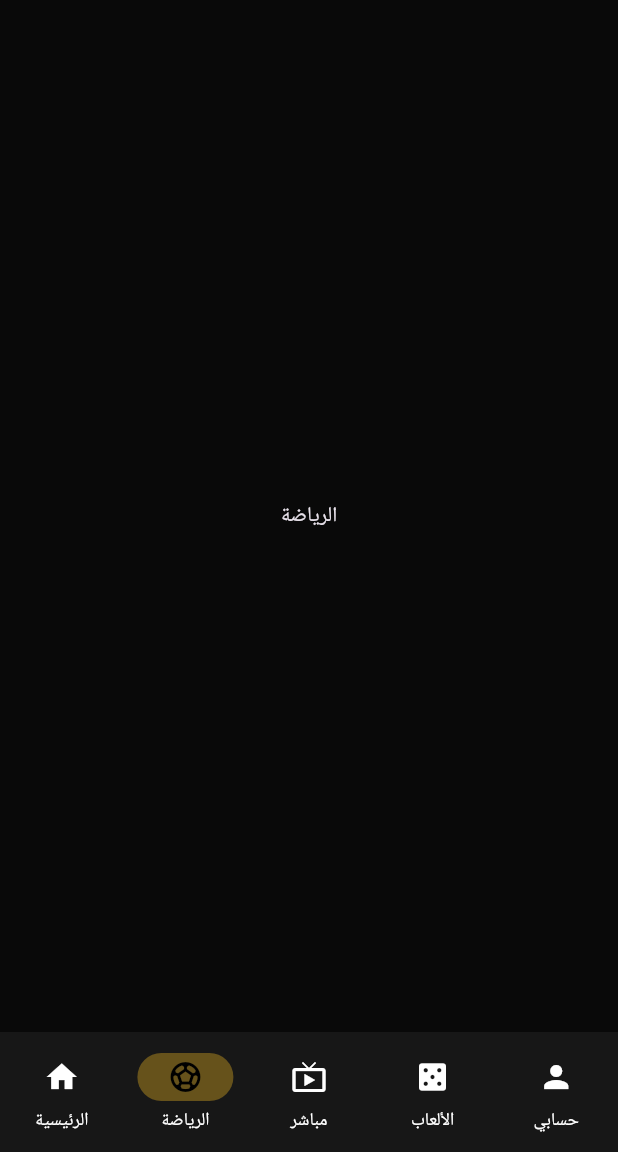
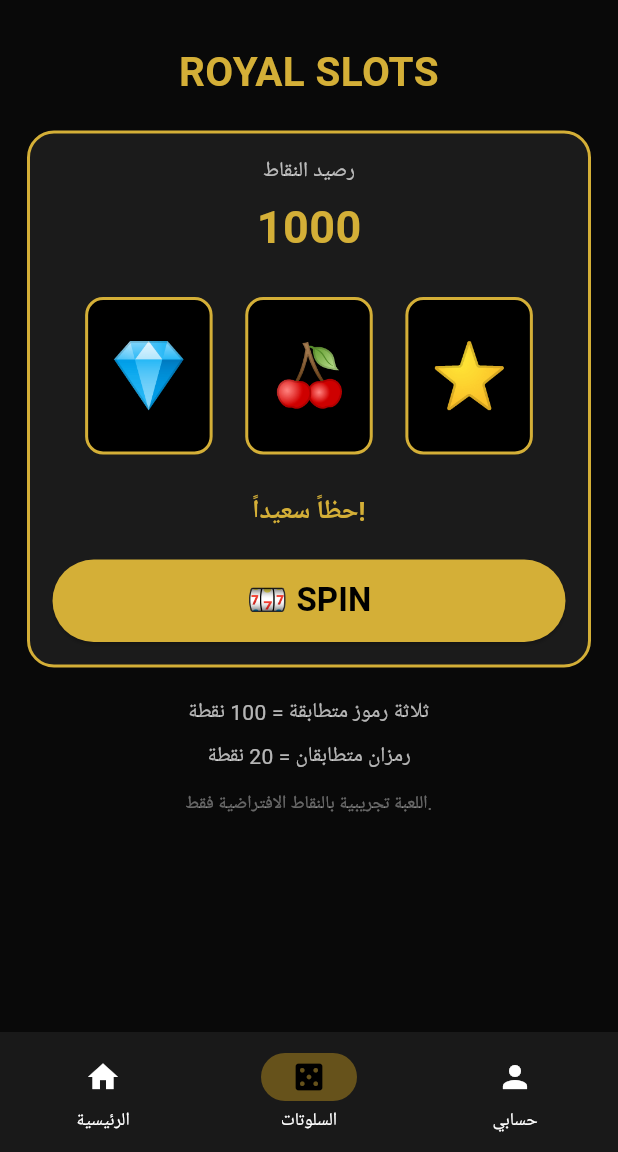
Before and after one commit to sultanswes455-creator/MERO-SMART-TRACK, a Flutter app: the screen it shows after launch, item 2 of the bottom bar chosen, on a phone screen of 412 x 824 dp, the part 84-1236 px from its top. Run offline on Flutter 3.47's test engine with Material 3 defaults, Android fonts, the phone set to English and light mode, and no system bars.

Commit message:
Refactor app structure and update UI components

```diff
--- a/lib/main.dart
+++ b/lib/main.dart
@@ -1,8 +1,13 @@
+
+import 'dart:math';
 import 'package:flutter/material.dart';
 
 void main() {
   runApp(const RoyalJackpotApp());
 }
+
+const gold = Color(0xFFD4AF37);
+const black = Color(0xFF090909);
 
 class RoyalJackpotApp extends StatelessWidget {
   const RoyalJackpotApp({super.key});
@@ -13,33 +18,28 @@ class RoyalJackpotApp extends StatelessWidget {
       debugShowCheckedModeBanner: false,
       title: 'ROYAL JACKPOT',
       theme: ThemeData.dark().copyWith(
-        scaffoldBackgroundColor: const Color(0xFF090909),
-        colorScheme: const ColorScheme.dark(
-          primary: Color(0xFFD4AF37),
-          secondary: Color(0xFFFFD700),
-        ),
+        scaffoldBackgroundColor: black,
+        colorScheme: const ColorScheme.dark(primary: gold),
       ),
-      home: const HomePage(),
+      home: const MainPage(),
     );
   }
 }
 
-class HomePage extends StatefulWidget {
-  const HomePage({super.key});
+class MainPage extends StatefulWidget {
+  const MainPage({super.key});
 
   @override
-  State<HomePage> createState() => _HomePageState();
+  State<MainPage> createState() => _MainPageState();
 }
 
-class _HomePageState extends State<HomePage> {
-  int page = 0;
+class _MainPageState extends State<MainPage> {
+  int selected = 0;
 
   final pages = const [
-    HomeContent(),
-    Center(child: Text('الرياضة')),
-    Center(child: Text('المباريات المباشرة')),
-    Center(child: Text('الألعاب الترفيهية')),
-    Center(child: Text('حسابي')),
+    HomeScreen(),
+    SlotsScreen(),
+    AccountScreen(),
   ];
 
   @override
@@ -51,19 +51,19 @@ class _HomePageState extends State<HomePage> {
         title: const Text(
           'ROYAL JACKPOT',
           style: TextStyle(
-            color: Color(0xFFD4AF37),
+            color: gold,
             fontWeight: FontWeight.bold,
             letterSpacing: 2,
           ),
         ),
       ),
-      body: pages[page],
+      body: pages[selected],
       bottomNavigationBar: NavigationBar(
-        backgroundColor: const Color(0xFF171717),
+        backgroundColor: const Color(0xFF191919),
         indicatorColor: const Color(0xFF66521B),
-        selectedIndex: page,
-        onDestinationSelected: (value) {
-          setState(() => page = value);
+        selectedIndex: selected,
+        onDestinationSelected: (i) {
+          setState(() => selected = i);
         },
         destinations: const [
           NavigationDestination(
@@ -71,16 +71,8 @@ class _HomePageState extends State<HomePage> {
             label: 'الرئيسية',
           ),
           NavigationDestination(
-            icon: Icon(Icons.sports_soccer),
-            label: 'الرياضة',
-          ),
-          NavigationDestination(
-            icon: Icon(Icons.live_tv),
-            label: 'مباشر',
-          ),
-          NavigationDestination(
             icon: Icon(Icons.casino),
-            label: 'الألعاب',
+            label: 'السلوتات',
           ),
           NavigationDestination(
             icon: Icon(Icons.person),
@@ -92,56 +84,254 @@ class _HomePageState extends State<HomePage> {
   }
 }
 
-class HomeContent extends StatelessWidget {
-  const HomeContent({super.key});
+class HomeScreen extends StatelessWidget {
+  const HomeScreen({super.key});
+
+  @override
+  Widget build(BuildContext context) {
+    return Center(
+      child: Column(
+        mainAxisAlignment: MainAxisAlignment.center,
+        children: const [
+          Icon(Icons.emoji_events, color: gold, size: 90),
+          SizedBox(height: 20),
+          Text(
+            'مرحباً بك في ROYAL JACKPOT',
+            textAlign: TextAlign.center,
+            style: TextStyle(
+              color: gold,
+              fontSize: 23,
+              fontWeight: FontWeight.bold,
+            ),
+          ),
+          SizedBox(height: 12),
+          Text(
+            'عالم الألعاب والترفيه',
+            style: TextStyle(color: Colors.white70),
+          ),
+          SizedBox(height: 25),
+          Text(
+            'انتقل إلى قسم السلوتات وابدأ اللعب',
+            style: TextStyle(color: Colors.white),
+          ),
+        ],
+      ),
+    );
+  }
+}
+
+class SlotsScreen extends StatefulWidget {
+  const SlotsScreen({super.key});
+
+  @override
+  State<SlotsScreen> createState() => _SlotsScreenState();
+}
+
+class _SlotsScreenState extends State<SlotsScreen> {
+  final random = Random();
+
+  final symbols = ['💎', '🍒', '7️⃣', '⭐', '🍀', '🔔'];
+
+  List<String> reels = ['💎', '🍒', '⭐'];
+
+  int points = 1000;
+  bool spinning = false;
+  String message = 'حظاً سعيداً!';
+
+  Future<void> spin() async {
+    if (spinning) return;
+
+    if (points < 10) {
+      setState(() => message = 'لا توجد نقاط كافية!');
+      return;
+    }
+
+    setState(() {
+      spinning = true;
+      points -= 10;
+      message = 'تدور البكرات...';
+    });
+
+    for (int i = 0; i < 15; i++) {
+      await Future.delayed(const Duration(milliseconds: 110));
+
+      if (!mounted) return;
+
+      setState(() {
+        reels = List.generate(
+          3,
+          (_) => symbols[random.nextInt(symbols.length)],
+        );
+      });
+    }
+
+    int reward = 0;
+
+    if (reels[0] == reels[1] && reels[1] == reels[2]) {
+      reward = 100;
+    } else if (reels[0] == reels[1] ||
+        reels[1] == reels[2] ||
+        reels[0] == reels[2]) {
+      reward = 20;
+    }
+
+    setState(() {
+      points += reward;
+      spinning = false;
+
+      if (reward == 100) {
+        message = '🎉 JACKPOT! ربحت 100 نقطة!';
+      } else if (reward == 20) {
+        message = 'مبروك! ربحت 20 نقطة!';
+      } else {
+        message = 'حاول مرة أخرى!';
+      }
+    });
+  }
 
   @override
   Widget build(BuildContext context) {
     return ListView(
-      padding: const EdgeInsets.all(20),
+      padding: const EdgeInsets.all(18),
       children: [
-        const SizedBox(height: 25),
-        const Icon(
-          Icons.emoji_events,
-          color: Color(0xFFD4AF37),
-          size: 85,
-        ),
-        const SizedBox(height: 15),
+        const SizedBox(height: 10),
         const Text(
-          'مرحباً بك في ROYAL JACKPOT',
+          'ROYAL SLOTS',
           textAlign: TextAlign.center,
           style: TextStyle(
-            color: Color(0xFFFFD700),
-            fontSize: 23,
+            color: gold,
+            fontSize: 27,
             fontWeight: FontWeight.bold,
           ),
         ),
+        const SizedBox(height: 20),
+        Container(
+          padding: const EdgeInsets.all(15),
+          decoration: BoxDecoration(
+            color: const Color(0xFF1B1B1B),
+            border: Border.all(color: gold, width: 2),
+            borderRadius: BorderRadius.circular(18),
+          ),
+          child: Column(
+            children: [
+              const Text(
+                'رصيد النقاط',
+                style: TextStyle(color: Colors.white70),
+              ),
+              const SizedBox(height: 5),
+              Text(
+                '$points',
+                style: const TextStyle(
+                  color: gold,
+                  fontSize: 30,
+                  fontWeight: FontWeight.bold,
+                ),
+              ),
+              const SizedBox(height: 25),
+              Row(
+                mainAxisAlignment: MainAxisAlignment.spaceEvenly,
+                children: reels.map((symbol) {
+                  return Container(
+                    width: 85,
+                    height: 105,
+                    alignment: Alignment.center,
+                    decoration: BoxDecoration(
+                      color: Colors.black,
+                      border: Border.all(color: gold, width: 2),
+                      borderRadius: BorderRadius.circular(12),
+                    ),
+                    child: AnimatedSwitcher(
+                      duration: const Duration(milliseconds: 100),
+                      child: Text(
+                        symbol,
+                        key: ValueKey(symbol),
+                        style: const TextStyle(fontSize: 42),
+                      ),
+                    ),
+                  );
+                }).toList(),
+              ),
+              const SizedBox(height: 25),
+              Text(
+                message,
+                textAlign: TextAlign.center,
+                style: const TextStyle(
+                  color: gold,
+                  fontSize: 17,
+                  fontWeight: FontWeight.bold,
+                ),
+              ),
+              const SizedBox(height: 20),
+              SizedBox(
+                width: double.infinity,
+                height: 55,
+                child: ElevatedButton(
+                  onPressed: spinning ? null : spin,
+                  style: ElevatedButton.styleFrom(
+                    backgroundColor: gold,
+                    foregroundColor: Colors.black,
+                  ),
+                  child: Text(
+                    spinning ? 'SPINNING...' : '🎰 SPIN',
+                    style: const TextStyle(
+                      fontSize: 22,
+                      fontWeight: FontWeight.bold,
+                    ),
+                  ),
+                ),
+              ),
+            ],
+          ),
+        ),
+        const SizedBox(height: 20),
+        const Text(
+          'ثلاثة رموز متطابقة = 100 نقطة',
+          textAlign: TextAlign.center,
+          style: TextStyle(color: Colors.white70),
+        ),
+        const SizedBox(height: 8),
+        const Text(
+          'رمزان متطابقان = 20 نقطة',
+          textAlign: TextAlign.center,
+          style: TextStyle(color: Colors.white70),
+        ),
         const SizedBox(height: 12),
         const Text(
-          'منصتك الرياضية والترفيهية',
+          'اللعبة تجريبية بالنقاط الافتراضية فقط.',
           textAlign: TextAlign.center,
-          style: TextStyle(color: Colors.white70, fontSize: 16),
+          style: TextStyle(color: Colors.white38, fontSize: 12),
         ),
-        const SizedBox(height: 35),
-        feature(Icons.sports_soccer, 'الرياضة والمباريات'),
-        feature(Icons.live_tv, 'المباريات المباشرة'),
-        feature(Icons.casino, 'ألعاب ترفيهية بنقاط افتراضية'),
-        feature(Icons.person, 'حساب المستخدم'),
       ],
     );
   }
+}
 
-  Widget feature(IconData icon, String title) {
-    return Card(
-      color: const Color(0xFF1B1B1B),
-      child: ListTile(
-        leading: Icon(icon, color: const Color(0xFFD4AF37)),
-        title: Text(title),
-        trailing: const Icon(
-          Icons.arrow_forward_ios,
-          color: Color(0xFFD4AF37),
-          size: 16,
-        ),
+class AccountScreen extends StatelessWidget {
+  const AccountScreen({super.key});
+
+  @override
+  Widget build(BuildContext context) {
+    return const Center(
+      child: Column(
+        mainAxisAlignment: MainAxisAlignment.center,
+        children: [
+          Icon(Icons.account_circle, color: gold, size: 85),
+          SizedBox(height: 15),
+          Text(
+            'حساب المستخدم',
+            style: TextStyle(color: gold, fontSize: 24),
+          ),
+          SizedBox(height: 10),
+          Text(
+            'مرحباً بك في ROYAL JACKPOT',
+            style: TextStyle(color: Colors.white70),
+          ),
+          SizedBox(height: 10),
+          Text(
+            'حساب تجريبي',
+            style: TextStyle(color: Colors.white38),
+          ),
+        ],
       ),
     );
   }
```
